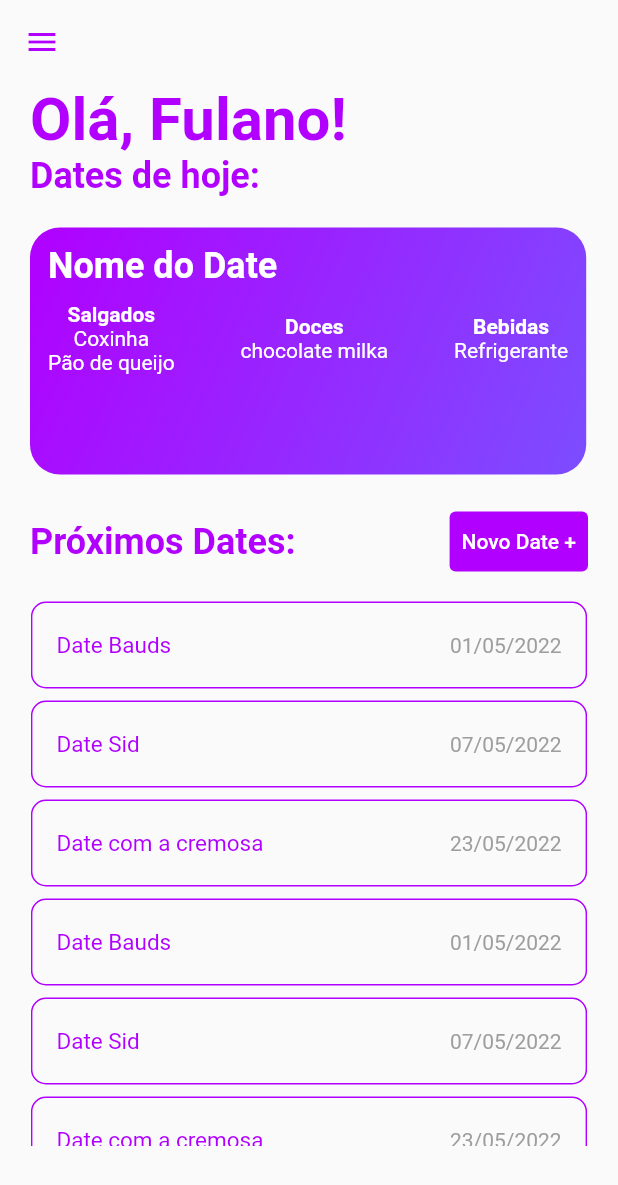
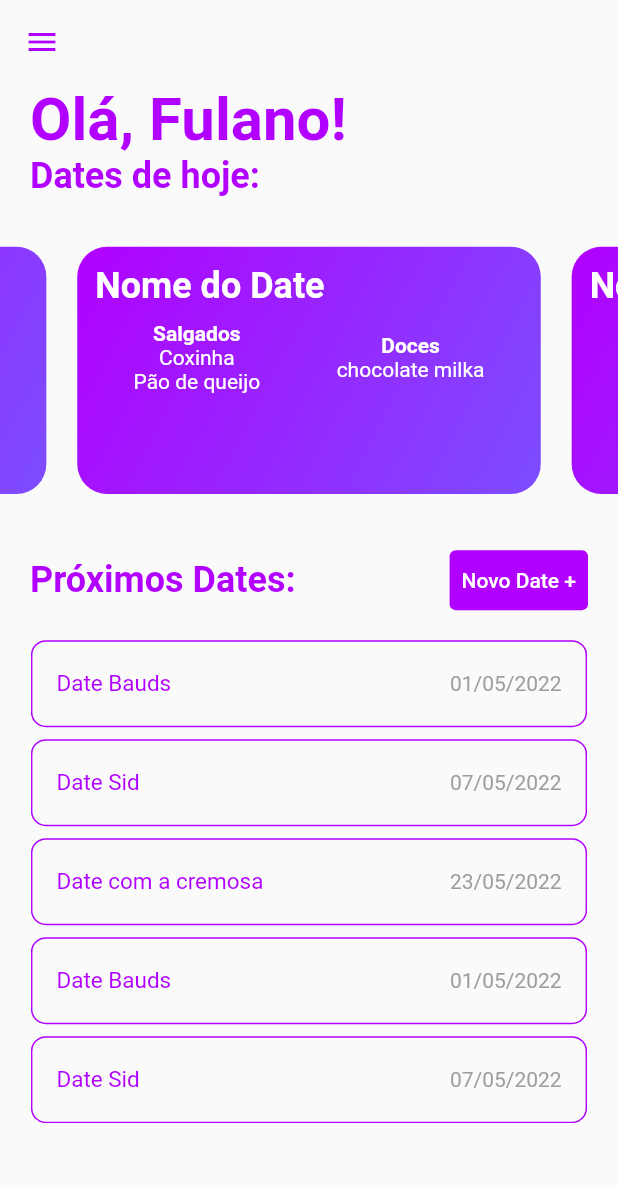
Before and after one commit to joao-vitor-machado/date-ideas-app, a Flutter app: the screen it shows after launch, on a phone screen of 412 x 824 dp. Shown: the top 1185 px of the screen. Run offline on Flutter 3.47's test engine with Material 2 defaults, Android fonts, the phone set to English and light mode, and no system bars; drawn by our look-alikes of carousel_slider.

Commit message:
carousel dos dates layoutado | falta filtrar pelo dia

```diff
--- a/lib/view/main_screen.dart
+++ b/lib/view/main_screen.dart
@@ -1,3 +1,4 @@
+import 'package:carousel_slider/carousel_slider.dart';
 import 'package:flutter/cupertino.dart';
 import 'package:flutter/material.dart';
 import 'package:trabalho_fibal_mob_2022/widgets/date_card.dart';
@@ -21,7 +22,8 @@ class MainScreen extends StatelessWidget {
         foregroundColor: tema.primary,
         elevation: 0,
       ),
-      body: Column(
+      body: SafeArea(
+        child: Column(
           crossAxisAlignment: CrossAxisAlignment.start,
           children: [
             Padding(
@@ -43,18 +45,11 @@ class MainScreen extends StatelessWidget {
                 fontWeight: FontWeight.w700
               ),),
             ),
-          Container(
-            height: screen.height * 0.25,
-            child: ListView(
-              scrollDirection: Axis.horizontal,
-              children: [
-                DateCard(dateApp: DateMock.dates.first),
-                DateCard(dateApp: DateMock.dates.first),
-                DateCard(dateApp: DateMock.dates.first),
-                DateCard(dateApp: DateMock.dates.first),
-                DateCard(dateApp: DateMock.dates.first),
-              ],
+            CarouselSlider(
+              options: CarouselOptions(
+                autoPlay: true
               ),
+              items: DateMock.dates.map((e) => DateCard(dateApp: e)).toList()
             ),
             Padding(
               padding: const EdgeInsets.only(left: 20.0, right: 20 ,bottom: 8),
@@ -84,7 +79,7 @@ class MainScreen extends StatelessWidget {
             Center(
               child: Container(
                 width: screen.width * 0.9,
-              height: screen.height * 0.45,
+                height: screen.height * 0.4,
                 child: ListView(
                   children: DateMock.dates.map((element) => DateTile(nomeDate: element.nome, dataDate: element.data)).toList(),
                 ),
@@ -92,6 +87,7 @@ class MainScreen extends StatelessWidget {
             )
           ],
         ),
+      ),
     );
   }
 }
--- a/lib/widgets/date_card.dart
+++ b/lib/widgets/date_card.dart
@@ -23,10 +23,10 @@ class DateCard extends StatelessWidget {
       mainAxisAlignment: MainAxisAlignment.center,
       children: [
         Padding(
-          padding: const EdgeInsets.all(20.0),
+          padding: const EdgeInsets.all(1.0),
           child: Container(
             height: screen.height * 0.2,
-            width: screen.width * 0.9,
+            width: screen.width * 0.75,
             decoration: BoxDecoration(
               gradient: LinearGradient(
                 begin: Alignment.topLeft,
@@ -50,7 +50,7 @@ class DateCard extends StatelessWidget {
                     Padding(
                       padding: const EdgeInsets.only(top: 10.0),
                       child: Row(
-                        mainAxisAlignment: MainAxisAlignment.spaceBetween,
+                        mainAxisAlignment: MainAxisAlignment.spaceAround,
                         children: [
                           Column(
                             children: [
@@ -72,16 +72,6 @@ class DateCard extends StatelessWidget {
                               dateElementsListGenerate(dateApp.doces)
                             ],
                           ),
-                          Column(
-                            children: [
-                              Text("Bebidas",
-                                style: TextStyle(
-                                    color: tema.secondary,
-                                    fontWeight: FontWeight.bold
-                                ),),
-                              dateElementsListGenerate(dateApp.bebidas)
-                            ],
-                          ),
                         ],
                       ),
                     )
--- a/pubspec.yaml
+++ b/pubspec.yaml
@@ -35,6 +35,7 @@ dependencies:
   # Use with the CupertinoIcons class for iOS style icons.
   cupertino_icons: ^1.0.2
   intl: ^0.17.0
+  carousel_slider: ^4.1.1
 
 dev_dependencies:
   flutter_test:
```
Also changed, not shown: pubspec.lock. Lines whose indentation alone changed are shown as unchanged.
